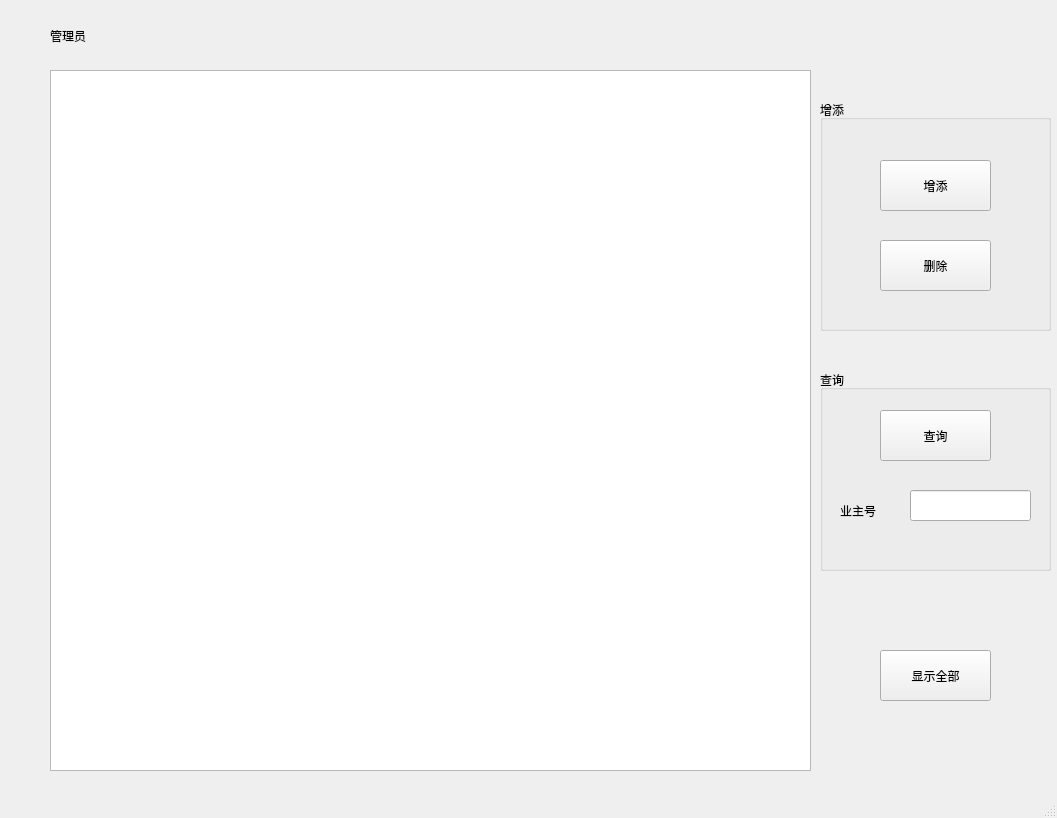
Before: the Qt Designer form Admin.ui in Arsene-W/SQLCD, drawn with Qt 5.
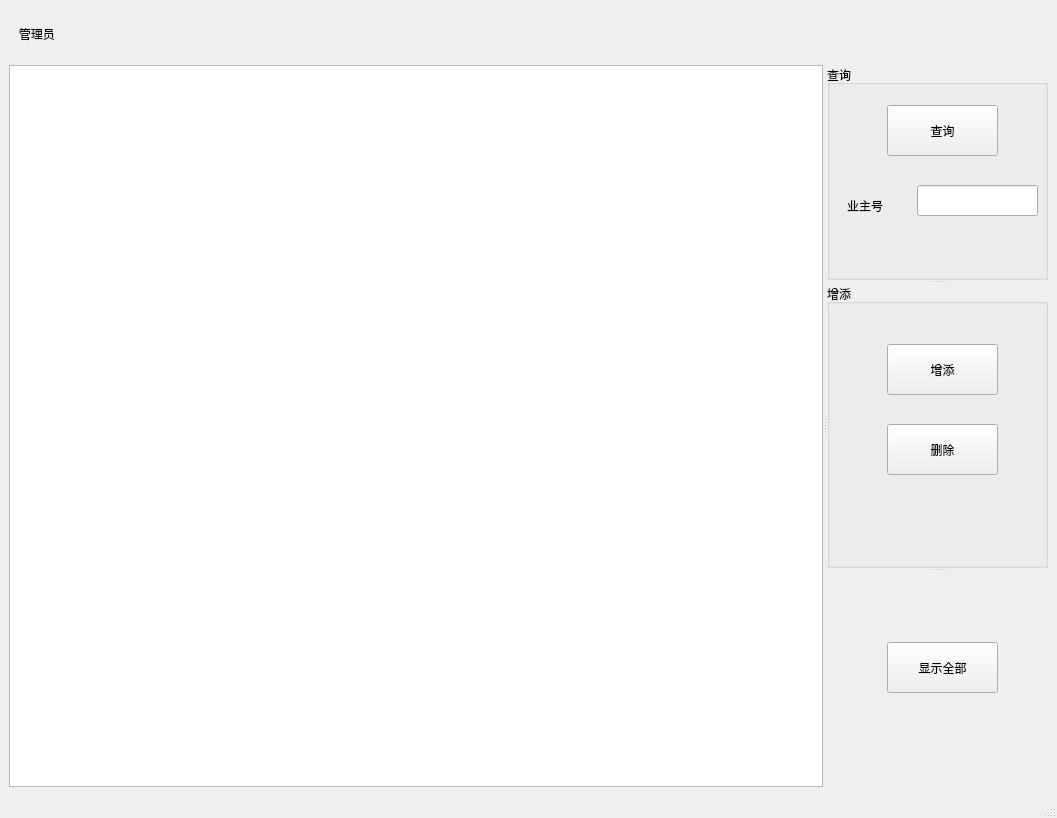
After: the same form once the commit is applied.

The edit to the form file:
```diff
--- a/Admin.ui
+++ b/Admin.ui
@@ -16,105 +16,62 @@
     <verstretch>3</verstretch>
    </sizepolicy>
   </property>
+  <property name="minimumSize">
+   <size>
+    <width>1057</width>
+    <height>818</height>
+   </size>
+  </property>
   <property name="windowTitle">
    <string>物业管理系统-管理员</string>
   </property>
   <widget class="QWidget" name="centralwidget">
+   <layout class="QVBoxLayout" name="verticalLayout">
+    <item>
    <widget class="QLabel" name="label">
-    <property name="geometry">
-     <rect>
-      <x>50</x>
-      <y>20</y>
-      <width>71</width>
-      <height>31</height>
-     </rect>
+      <property name="maximumSize">
+       <size>
+        <width>200</width>
+        <height>50</height>
+       </size>
     </property>
     <property name="styleSheet">
      <string notr="true">font: 14pt &quot;黑体&quot;;</string>
     </property>
     <property name="text">
-     <string>管理员</string>
-    </property>
-   </widget>
+       <string>   管理员</string>
+      </property>
+     </widget>
+    </item>
+    <item>
+     <widget class="QSplitter" name="splitter_2">
+      <property name="orientation">
+       <enum>Qt::Horizontal</enum>
+      </property>
    <widget class="QTableView" name="tableView">
-    <property name="geometry">
-     <rect>
-      <x>50</x>
-      <y>70</y>
+       <property name="minimumSize">
+        <size>
       <width>761</width>
       <height>701</height>
-     </rect>
-    </property>
-   </widget>
-   <widget class="QPushButton" name="pushButton_4">
-    <property name="geometry">
-     <rect>
-      <x>880</x>
-      <y>650</y>
-      <width>111</width>
-      <height>51</height>
-     </rect>
-    </property>
+        </size>
+       </property>
     <property name="styleSheet">
-     <string notr="true">font: 11pt &quot;黑体&quot;;</string>
-    </property>
-    <property name="text">
-     <string>显示全部</string>
-    </property>
-   </widget>
-   <widget class="QGroupBox" name="groupBox">
-    <property name="geometry">
-     <rect>
-      <x>820</x>
-      <y>100</y>
-      <width>231</width>
-      <height>231</height>
-     </rect>
-    </property>
-    <property name="title">
-     <string>增添</string>
-    </property>
-    <widget class="QPushButton" name="pushButton">
-     <property name="geometry">
-      <rect>
-       <x>60</x>
-       <y>60</y>
-       <width>111</width>
-       <height>51</height>
-      </rect>
-     </property>
-     <property name="styleSheet">
-      <string notr="true">font: 11pt &quot;黑体&quot;;</string>
-     </property>
-     <property name="text">
-      <string>增添</string>
-     </property>
-    </widget>
-    <widget class="QPushButton" name="pushButton_2">
-     <property name="geometry">
-      <rect>
-       <x>60</x>
-       <y>140</y>
-       <width>111</width>
-       <height>51</height>
-      </rect>
-     </property>
-     <property name="styleSheet">
-      <string notr="true">font: 11pt &quot;黑体&quot;;</string>
-     </property>
-     <property name="text">
-      <string>删除</string>
-     </property>
-    </widget>
-   </widget>
+        <string notr="true">font: 14pt &quot;黑体&quot;;</string>
+       </property>
+      </widget>
+      <widget class="QSplitter" name="splitter">
+       <property name="orientation">
+        <enum>Qt::Vertical</enum>
+       </property>
    <widget class="QGroupBox" name="groupBox_2">
-    <property name="geometry">
-     <rect>
-      <x>820</x>
-      <y>370</y>
-      <width>231</width>
-      <height>201</height>
-     </rect>
+        <property name="minimumSize">
+         <size>
+          <width>221</width>
+          <height>211</height>
+         </size>
+        </property>
+        <property name="styleSheet">
+         <string notr="true">font: 14pt &quot;Agency FB&quot;;</string>
     </property>
     <property name="title">
      <string>查询</string>
@@ -140,7 +97,7 @@
       <rect>
        <x>20</x>
        <y>130</y>
-       <width>51</width>
+           <width>61</width>
        <height>21</height>
       </rect>
      </property>
@@ -162,6 +119,80 @@
      </property>
     </widget>
    </widget>
+       <widget class="QGroupBox" name="groupBox">
+        <property name="minimumSize">
+         <size>
+          <width>221</width>
+          <height>278</height>
+         </size>
+        </property>
+        <property name="styleSheet">
+         <string notr="true">font: 14pt &quot;Agency FB&quot;;</string>
+        </property>
+        <property name="title">
+         <string>增添</string>
+        </property>
+        <widget class="QPushButton" name="pushButton">
+         <property name="geometry">
+          <rect>
+           <x>60</x>
+           <y>60</y>
+           <width>111</width>
+           <height>51</height>
+          </rect>
+         </property>
+         <property name="styleSheet">
+          <string notr="true">font: 15pt &quot;黑体&quot;;</string>
+         </property>
+         <property name="text">
+          <string>增添</string>
+         </property>
+        </widget>
+        <widget class="QPushButton" name="pushButton_2">
+         <property name="geometry">
+          <rect>
+           <x>60</x>
+           <y>140</y>
+           <width>111</width>
+           <height>51</height>
+          </rect>
+         </property>
+         <property name="styleSheet">
+          <string notr="true">font: 15pt &quot;黑体&quot;;</string>
+         </property>
+         <property name="text">
+          <string>删除</string>
+         </property>
+        </widget>
+       </widget>
+       <widget class="QWidget" name="widget" native="true">
+        <property name="minimumSize">
+         <size>
+          <width>221</width>
+          <height>211</height>
+         </size>
+        </property>
+        <widget class="QPushButton" name="pushButton_4">
+         <property name="geometry">
+          <rect>
+           <x>60</x>
+           <y>70</y>
+           <width>111</width>
+           <height>51</height>
+          </rect>
+         </property>
+         <property name="styleSheet">
+          <string notr="true">font: 15pt &quot;黑体&quot;;</string>
+         </property>
+         <property name="text">
+          <string>显示全部</string>
+         </property>
+        </widget>
+       </widget>
+      </widget>
+     </widget>
+    </item>
+   </layout>
   </widget>
   <widget class="QStatusBar" name="statusbar"/>
  </widget>
```
Left out of the diff: 6 changed lines with no effect on the pictures. Lines whose indentation alone changed are shown as unchanged.
